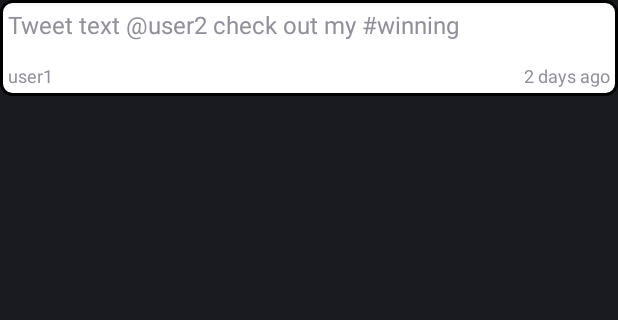
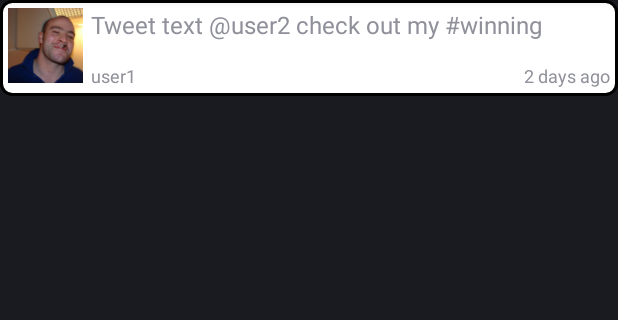
Before and after one commit to mkotyk/Skitter, an Android app: the layout skeet_view.xml on its own in the app's theme, with its tools: preview values and no code run, on a phone screen of 412 x 824 dp, the part 84-404 px from its top. Run offline under Robolectric (Android 15) with nearby library versions, the phone set to English and light mode, and no system bars.

Commit message:
Added a canned image to the skeet rendering.

```diff
--- a/Application/src/main/java/com/psyndicate/skitter/Utils.java
+++ b/Application/src/main/java/com/psyndicate/skitter/Utils.java
@@ -16,4 +16,4 @@ public class Utils {
         md.update(password.getBytes("UTF-8"));
         return md.digest();
     }
-};
+}
--- a/Application/src/main/java/com/psyndicate/skitter/model/AuthToken.java
+++ b/Application/src/main/java/com/psyndicate/skitter/model/AuthToken.java
@@ -10,4 +10,4 @@ public class AuthToken {
                 (userId != -1) &&
                 (tokenId != -1));
     }
-};
+}
--- a/Application/src/main/java/com/psyndicate/skitter/model/Skeet.java
+++ b/Application/src/main/java/com/psyndicate/skitter/model/Skeet.java
@@ -62,4 +62,4 @@ public class Skeet implements Comparable {
     public String getPoster() {
      return this.poster;
     }
-};
+}
--- a/Application/src/main/java/com/psyndicate/skitter/model/SkitterException.java
+++ b/Application/src/main/java/com/psyndicate/skitter/model/SkitterException.java
@@ -16,4 +16,4 @@ public class SkitterException extends Exception {
     public SkitterException(Throwable cause) {
         super(cause);
     }
-};
+}
--- a/Application/src/main/res/layout/skeet_view.xml
+++ b/Application/src/main/res/layout/skeet_view.xml
@@ -6,6 +6,14 @@
     android:padding="5dp"
     android:background="@drawable/rounded_corner">
 
+    <ImageView
+        android:id="@+id/skeet_image"
+        android:layout_width="50dp"
+        android:layout_height="50dp"
+        android:gravity="center_vertical|center_horizontal"
+        android:minHeight="50dp"
+        android:minWidth="50dp"
+        android:src="@drawable/good_guy_greg"/>
 
     <TextView
         android:id="@+id/skeet_text"
@@ -13,6 +21,8 @@
         android:layout_height="wrap_content"
         android:layout_alignParentTop="true"
         android:layout_alignWithParentIfMissing="true"
+        android:paddingLeft="5dp"
+        android:layout_toRightOf="@id/skeet_image"
         android:gravity="center_vertical"
         android:text="Tweet text @user2 check out my #winning"
         android:textSize="16sp" />
@@ -22,9 +32,10 @@
         android:layout_width="wrap_content"
         android:layout_height="wrap_content"
         android:layout_below="@+id/skeet_text"
+        android:layout_toRightOf="@id/skeet_image"
         android:gravity="bottom"
-        android:layout_alignParentLeft="true"
         android:layout_alignParentBottom="true"
+        android:paddingLeft="5dp"
         android:text="user1"
         android:textSize="12sp" />
 
```
Also changed, not shown: Application/src/main/java/com/psyndicate/skitter/view/SkeetArrayAdapter.java (+12 -4 lines), Application/src/main/res/drawable/good_girl_gina.jpg (added), Application/src/main/res/drawable/good_guy_greg.jpg (added).
